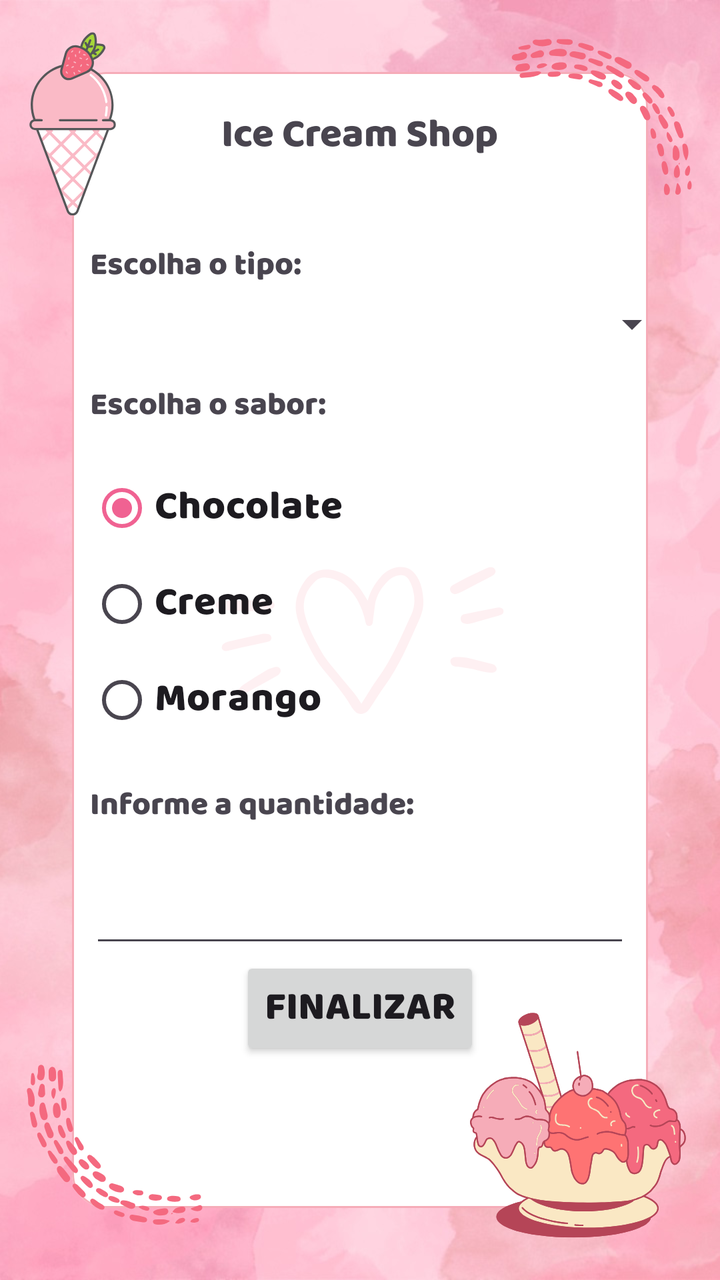
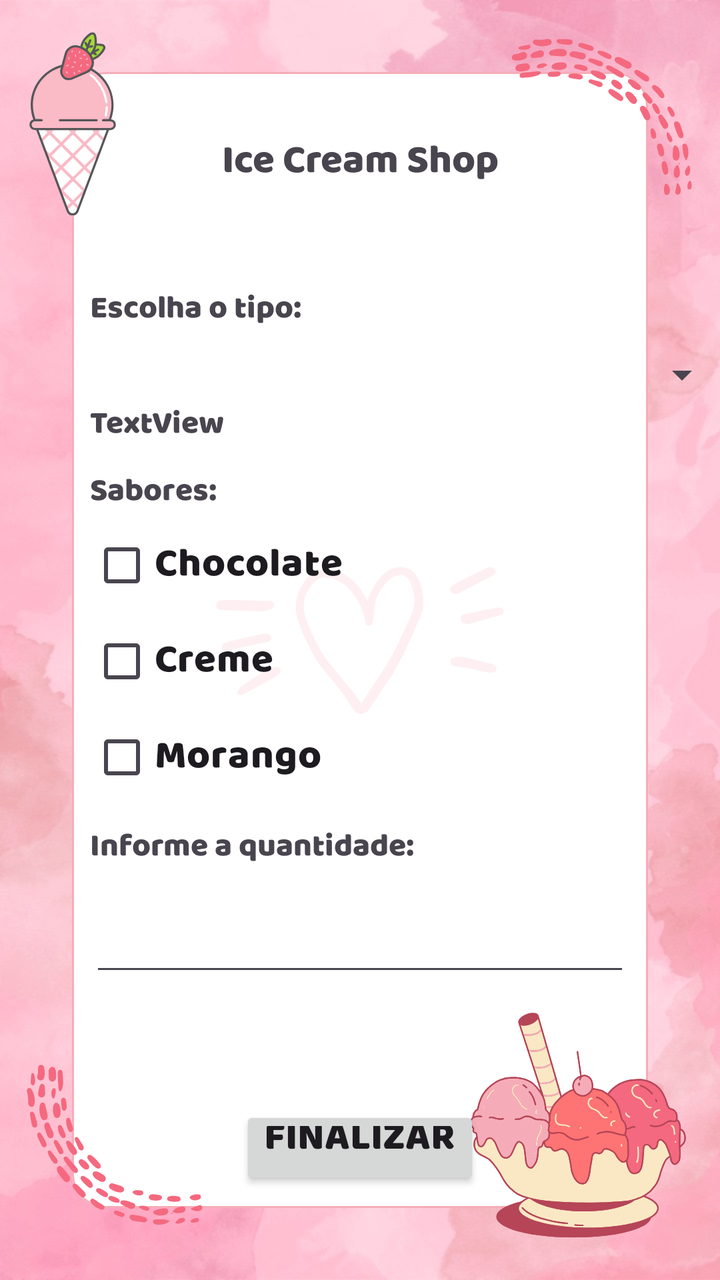

Compare the two renders of this Android layout. The source of the first and the diff that turns it into the second are given below.
<!-- AndroidManifest.xml: application theme Theme.IceCreamShop -->
<!-- res/layout/activity_main.xml -->
<?xml version="1.0" encoding="utf-8"?>
<androidx.constraintlayout.widget.ConstraintLayout xmlns:android="http://schemas.android.com/apk/res/android"
    xmlns:app="http://schemas.android.com/apk/res-auto"
    xmlns:tools="http://schemas.android.com/tools"
    android:id="@+id/main"
    android:layout_width="match_parent"
    android:layout_height="match_parent"
    tools:context=".MainActivity">

    <TextView
        android:id="@+id/titulo"
        android:layout_width="wrap_content"
        android:layout_height="wrap_content"
        android:layout_marginTop="52dp"
        android:text="Ice Cream Shop"
        app:layout_constraintEnd_toEndOf="parent"
        app:layout_constraintStart_toStartOf="parent"
        app:layout_constraintTop_toTopOf="parent" />

    <TextView
        android:id="@+id/textTipos"
        android:layout_width="wrap_content"
        android:layout_height="wrap_content"
        android:layout_marginStart="45dp"
        android:layout_marginTop="120dp"
        android:text="Escolha o tipo:"
        android:textSize="16sp"
        app:layout_constraintStart_toStartOf="parent"
        app:layout_constraintTop_toTopOf="parent" />

    <Spinner
        android:id="@+id/spinnerTipos"
        android:layout_width="320dp"
        android:layout_height="wrap_content"
        android:layout_marginTop="150dp"
        app:layout_constraintEnd_toEndOf="parent"
        app:layout_constraintStart_toStartOf="parent"
        app:layout_constraintTop_toTopOf="parent" />

    <TextView
        android:id="@+id/textSabor"
        android:layout_width="wrap_content"
        android:layout_height="wrap_content"
        android:layout_marginStart="45dp"
        android:layout_marginTop="190dp"
        android:text="Escolha o sabor:"
        android:textSize="16sp"
        app:layout_constraintStart_toStartOf="parent"
        app:layout_constraintTop_toTopOf="parent" />

    <RadioGroup
        android:id="@+id/radioGroup"
        android:layout_width="wrap_content"
        android:layout_height="wrap_content"
        android:layout_marginStart="45dp"
        android:layout_marginTop="230dp"
        app:layout_constraintStart_toStartOf="parent"
        app:layout_constraintTop_toTopOf="parent">

        <RadioButton
            android:id="@+id/radioButton1"
            android:layout_width="match_parent"
            android:layout_height="wrap_content"
            android:checked="true"
            android:text="Chocolate" />

        <RadioButton
            android:id="@+id/radioButton2"
            android:layout_width="match_parent"
            android:layout_height="wrap_content"
            android:text="Creme" />

        <RadioButton
            android:id="@+id/radioButton3"
            android:layout_width="match_parent"
            android:layout_height="wrap_content"
            android:text="Morango" />
    </RadioGroup>

    <TextView
        android:id="@+id/textQtd"
        android:layout_width="wrap_content"
        android:layout_height="wrap_content"
        android:layout_marginStart="45dp"
        android:layout_marginTop="390dp"
        android:text="Informe a quantidade:"
        android:textSize="16sp"
        app:layout_constraintStart_toStartOf="parent"
        app:layout_constraintTop_toTopOf="parent" />

    <EditText
        android:id="@+id/editTextNumberQtd"
        android:layout_width="0dp"
        android:layout_height="wrap_content"
        android:layout_marginStart="45dp"
        android:layout_marginTop="430dp"
        android:layout_marginEnd="45dp"
        android:ems="10"
        android:inputType="number"
        app:layout_constraintEnd_toEndOf="parent"
        app:layout_constraintHorizontal_bias="0.615"
        app:layout_constraintStart_toStartOf="parent"
        app:layout_constraintTop_toTopOf="parent" />

    <Button
        android:id="@+id/buttonFinalizar"
        android:layout_width="wrap_content"
        android:layout_height="wrap_content"
        android:layout_marginBottom="110dp"
        android:text="Finalizar"
        app:layout_constraintBottom_toBottomOf="parent"
        app:layout_constraintEnd_toEndOf="parent"
        app:layout_constraintStart_toStartOf="parent" />
</androidx.constraintlayout.widget.ConstraintLayout>
<!-- resources referenced by this layout -->
<resources>
  <style name="Theme.IceCreamShop" parent="Base.Theme.IceCreamShop" />
  <style name="Base.Theme.IceCreamShop" parent="Theme.Material3.DayNight.NoActionBar">
          
          
          <item name="android:fontFamily">@font/baloo</item>
          
          <item name="android:windowBackground">@drawable/icecream_cute</item>
          
          <item name="colorPrimary">@color/colorPrimary</item>
          <item name="colorPrimaryVariant">@color/colorPrimaryVariant</item>
          <item name="colorOnPrimary">@color/colorOnPrimary</item>
          
          <item name="colorSecondary">@color/colorSecondary</item>
          <item name="colorSecondaryVariant">@color/colorSecondaryVariant</item>
          <item name="colorOnSecondary">@color/colorOnSecondary</item>
          
          <item name="android:colorBackground">@color/colorBackground</item>
          
          <item name="colorSurface">@color/colorSurface</item>
          
          <item name="colorOnSurface">@color/colorOnSurface</item>
          <item name="android:textSize">20sp</item>
      </style>
  <!-- drawable icecream_cute: png bitmap (drawable, 460203 bytes) -->
  <color name="colorPrimary">#F06292</color>
  <color name="colorPrimaryVariant">#E91E63</color>
  <color name="colorOnPrimary">#FFFFFF</color>
  <color name="colorSecondary">#FFCDD2</color>
  <color name="colorSecondaryVariant">#F48FB1</color>
  <color name="colorOnSecondary">#5A2D34</color>
  <color name="colorBackground">#F8BBD0</color>
  <color name="colorSurface">#FFFFFF</color>
  <color name="colorOnSurface">#333333</color>
</resources>

<!-- the commit's change to res/layout/activity_main.xml (unified diff, before → after) -->
@@ -7,108 +7,98 @@
     android:layout_height="match_parent"
     tools:context=".MainActivity">
 
-    <TextView
-        android:id="@+id/titulo"
-        android:layout_width="wrap_content"
-        android:layout_height="wrap_content"
-        android:layout_marginTop="52dp"
-        android:text="Ice Cream Shop"
+    <LinearLayout
+        android:layout_width="0dp"
+        android:layout_height="0dp"
+        android:layout_marginStart="45dp"
+        android:layout_marginTop="45dp"
+        android:layout_marginEnd="45dp"
+        android:layout_marginBottom="45dp"
+        android:orientation="vertical"
+        app:layout_constraintBottom_toBottomOf="parent"
         app:layout_constraintEnd_toEndOf="parent"
-        app:layout_constraintStart_toStartOf="parent"
-        app:layout_constraintTop_toTopOf="parent" />
-
-    <TextView
-        android:id="@+id/textTipos"
-        android:layout_width="wrap_content"
-        android:layout_height="wrap_content"
-        android:layout_marginStart="45dp"
-        android:layout_marginTop="120dp"
-        android:text="Escolha o tipo:"
-        android:textSize="16sp"
-        app:layout_constraintStart_toStartOf="parent"
-        app:layout_constraintTop_toTopOf="parent" />
-
-    <Spinner
-        android:id="@+id/spinnerTipos"
-        android:layout_width="320dp"
-        android:layout_height="wrap_content"
-        android:layout_marginTop="150dp"
-        app:layout_constraintEnd_toEndOf="parent"
-        app:layout_constraintStart_toStartOf="parent"
-        app:layout_constraintTop_toTopOf="parent" />
-
-    <TextView
-        android:id="@+id/textSabor"
-        android:layout_width="wrap_content"
-        android:layout_height="wrap_content"
-        android:layout_marginStart="45dp"
-        android:layout_marginTop="190dp"
-        android:text="Escolha o sabor:"
-        android:textSize="16sp"
-        app:layout_constraintStart_toStartOf="parent"
-        app:layout_constraintTop_toTopOf="parent" />
-
-    <RadioGroup
-        android:id="@+id/radioGroup"
-        android:layout_width="wrap_content"
-        android:layout_height="wrap_content"
-        android:layout_marginStart="45dp"
-        android:layout_marginTop="230dp"
         app:layout_constraintStart_toStartOf="parent"
         app:layout_constraintTop_toTopOf="parent">
 
-        <RadioButton
-            android:id="@+id/radioButton1"
+        <TextView
+            android:id="@+id/titulo"
             android:layout_width="match_parent"
             android:layout_height="wrap_content"
-            android:checked="true"
+            android:layout_marginTop="20dp"
+            android:gravity="center_horizontal"
+            android:text="Ice Cream Shop" />
+
+        <TextView
+            android:id="@+id/textTipos"
+            android:layout_width="wrap_content"
+            android:layout_height="wrap_content"
+            android:layout_marginTop="45dp"
+            android:text="Escolha o tipo:"
+            android:textSize="16sp" />
+
+        <Spinner
+            android:id="@+id/spinnerTipos"
+            android:layout_width="320dp"
+            android:layout_height="wrap_content"
+            android:layout_marginTop="8dp" />
+
+        <TextView
+            android:id="@+id/textInfo"
+            android:layout_width="wrap_content"
+            android:layout_height="wrap_content"
+            android:text="TextView"
+            android:textSize="16sp" />
+
+        <TextView
+            android:id="@+id/textSabor"
+            android:layout_width="wrap_content"
+            android:layout_height="wrap_content"
+            android:layout_marginTop="8dp"
+            android:text="Sabores:"
+            android:textSize="16sp" />
+
+        <CheckBox
+            android:id="@+id/checkBox1"
+            android:layout_width="wrap_content"
+            android:layout_height="wrap_content"
             android:text="Chocolate" />
 
-        <RadioButton
-            android:id="@+id/radioButton2"
-            android:layout_width="match_parent"
+        <CheckBox
+            android:id="@+id/checkBox2"
+            android:layout_width="wrap_content"
             android:layout_height="wrap_content"
             android:text="Creme" />
 
-        <RadioButton
-            android:id="@+id/radioButton3"
-            android:layout_width="match_parent"
+        <CheckBox
+            android:id="@+id/checkBox3"
+            android:layout_width="wrap_content"
             android:layout_height="wrap_content"
             android:text="Morango" />
-    </RadioGroup>
 
-    <TextView
-        android:id="@+id/textQtd"
-        android:layout_width="wrap_content"
-        android:layout_height="wrap_content"
-        android:layout_marginStart="45dp"
-        android:layout_marginTop="390dp"
-        android:text="Informe a quantidade:"
-        android:textSize="16sp"
-        app:layout_constraintStart_toStartOf="parent"
-        app:layout_constraintTop_toTopOf="parent" />
+        <TextView
+            android:id="@+id/textQtd"
+            android:layout_width="wrap_content"
+            android:layout_height="wrap_content"
+            android:layout_marginTop="8dp"
+            android:text="Informe a quantidade:"
+            android:textSize="16sp" />
 
-    <EditText
-        android:id="@+id/editTextNumberQtd"
-        android:layout_width="0dp"
-        android:layout_height="wrap_content"
-        android:layout_marginStart="45dp"
-        android:layout_marginTop="430dp"
-        android:layout_marginEnd="45dp"
-        android:ems="10"
-        android:inputType="number"
-        app:layout_constraintEnd_toEndOf="parent"
-        app:layout_constraintHorizontal_bias="0.615"
-        app:layout_constraintStart_toStartOf="parent"
-        app:layout_constraintTop_toTopOf="parent" />
+        <EditText
+            android:id="@+id/editTextNumberQtd"
+            android:layout_width="wrap_content"
+            android:layout_height="wrap_content"
+            android:layout_marginTop="8dp"
+            android:ems="10"
+            android:inputType="number" />
 
-    <Button
-        android:id="@+id/buttonFinalizar"
-        android:layout_width="wrap_content"
-        android:layout_height="wrap_content"
-        android:layout_marginBottom="110dp"
-        android:text="Finalizar"
-        app:layout_constraintBottom_toBottomOf="parent"
-        app:layout_constraintEnd_toEndOf="parent"
-        app:layout_constraintStart_toStartOf="parent" />
+        <Button
+            android:id="@+id/buttonFinalizar"
+            android:layout_width="wrap_content"
+            android:layout_height="wrap_content"
+            android:layout_gravity="bottom|center_horizontal"
+            android:layout_marginTop="60dp"
+            android:gravity="bottom"
+            android:text="Finalizar" />
+
+    </LinearLayout>
 </androidx.constraintlayout.widget.ConstraintLayout>
